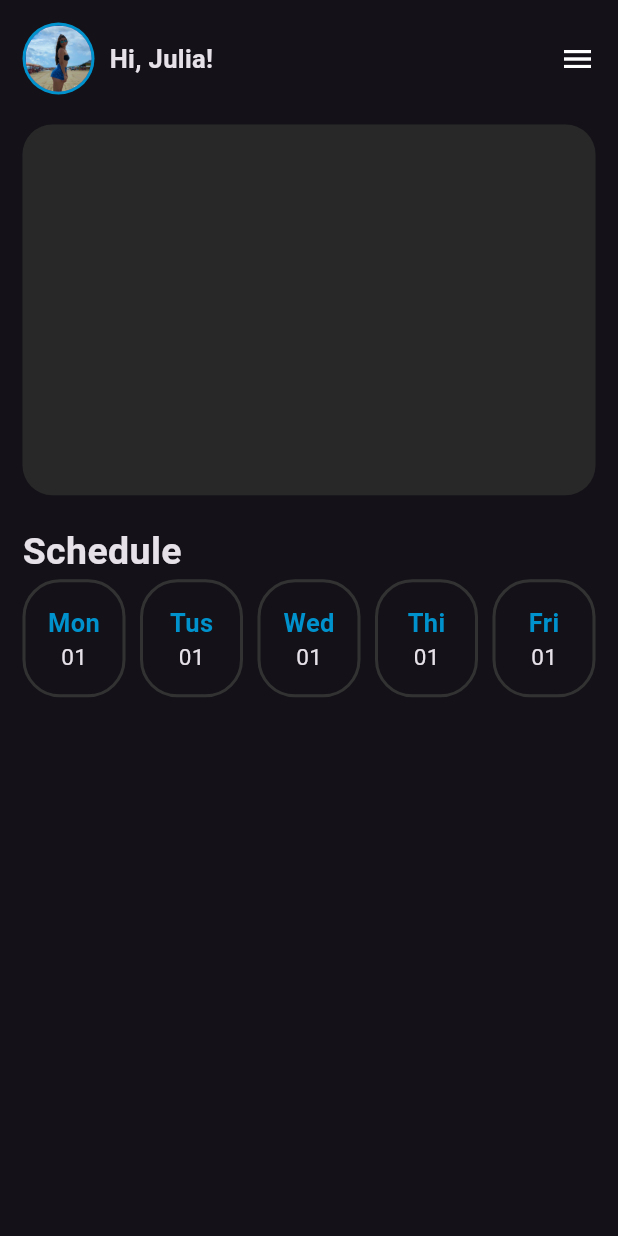
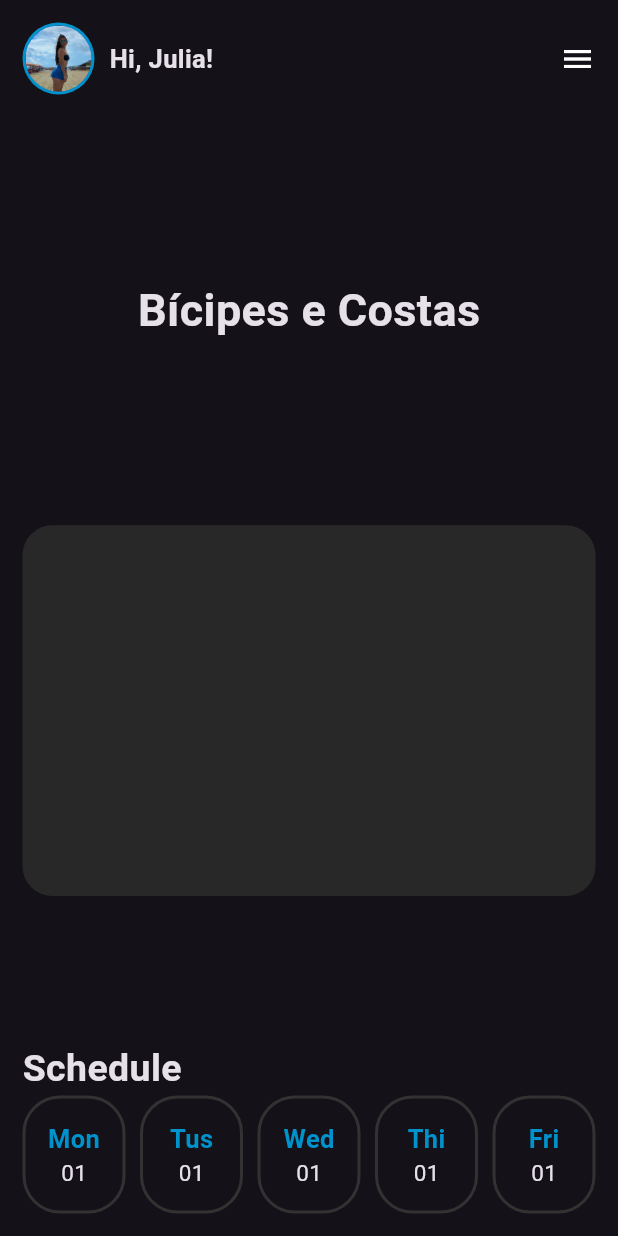
Before and after one commit to fmacedo7/gym_app, a Flutter app: the screen it shows after launch, on a phone screen of 412 x 824 dp. Run offline on Flutter 3.47's test engine with Material 3 defaults, Android fonts, the phone set to English and light mode, and no system bars; our stand-ins replace image_picker; missing offline and left inert: dart:ffi.

Commit message:
update: design changed

```diff
--- a/lib/pages/home_page.dart
+++ b/lib/pages/home_page.dart
@@ -1,9 +1,9 @@
 import 'package:flutter/material.dart';
 import 'package:gym_app/constants/container_week_size.dart';
 import 'package:gym_app/constants/padding.dart';
-import 'package:gym_app/theme/colors.dart';
 import 'package:gym_app/widget/image_picker.dart';
 import 'package:gym_app/widget/week_schedule.dart';
+import 'package:gym_app/widget/workout_cards.dart';
 
 class HomePage extends StatefulWidget {
   const HomePage({super.key});
@@ -55,13 +55,24 @@ class _HomePageState extends State<HomePage> {
                   width: screenWidth,
                   decoration: BoxDecoration(
                     borderRadius: BorderRadius.circular(20),
-                    color: baseBlack,
+                    color: Colors.transparent,
                   ),
                   child: const Column(
-                    children: [],
+                    mainAxisAlignment: MainAxisAlignment.center,
+                    children: [
+                      Text(
+                        'Bícipes e Costas',
+                        style: TextStyle(
+                            fontWeight: FontWeight.bold, fontSize: 30),
+                      ),
+                    ],
                   ),
                 ),
               ),
+              const WorkoutCards(
+                children: [],
+              ),
+              const Spacer(),
               const Text(
                 'Schedule',
                 style: TextStyle(fontWeight: FontWeight.bold, fontSize: 25),
@@ -75,7 +86,8 @@ class _HomePageState extends State<HomePage> {
                     weekDay: week,
                     onTap: () {},
                   );
-                  }).toList()),
+                }).toList(),
+              ),
             ],
           ),
         ),
--- /dev/null
+++ b/lib/widget/workout_cards.dart
@@ -0,0 +1,25 @@
+import 'package:flutter/material.dart';
+import 'package:gym_app/theme/colors.dart';
+
+class WorkoutCards extends StatelessWidget {
+  final List<Widget> children;
+  const WorkoutCards({super.key, required this.children});
+
+  @override
+  Widget build(BuildContext context) {
+    double screenHeight = MediaQuery.sizeOf(context).height;
+    double screenWidth = MediaQuery.sizeOf(context).width;
+    return Container(
+      height: screenHeight * 0.3,
+      width: screenWidth,
+      decoration: BoxDecoration(
+        borderRadius: BorderRadius.circular(20),
+        color: baseBlack,
+      ),
+      child: Column(
+        mainAxisAlignment: MainAxisAlignment.center,
+        children: children,
+      ),
+    );
+  }
+}
```
Also changed, not shown: assets/image/profile1.jpg (deleted), lib/constants/container_week_size.dart (line endings or trailing spaces), 1 other file. Lines whose indentation alone changed are shown as unchanged.
